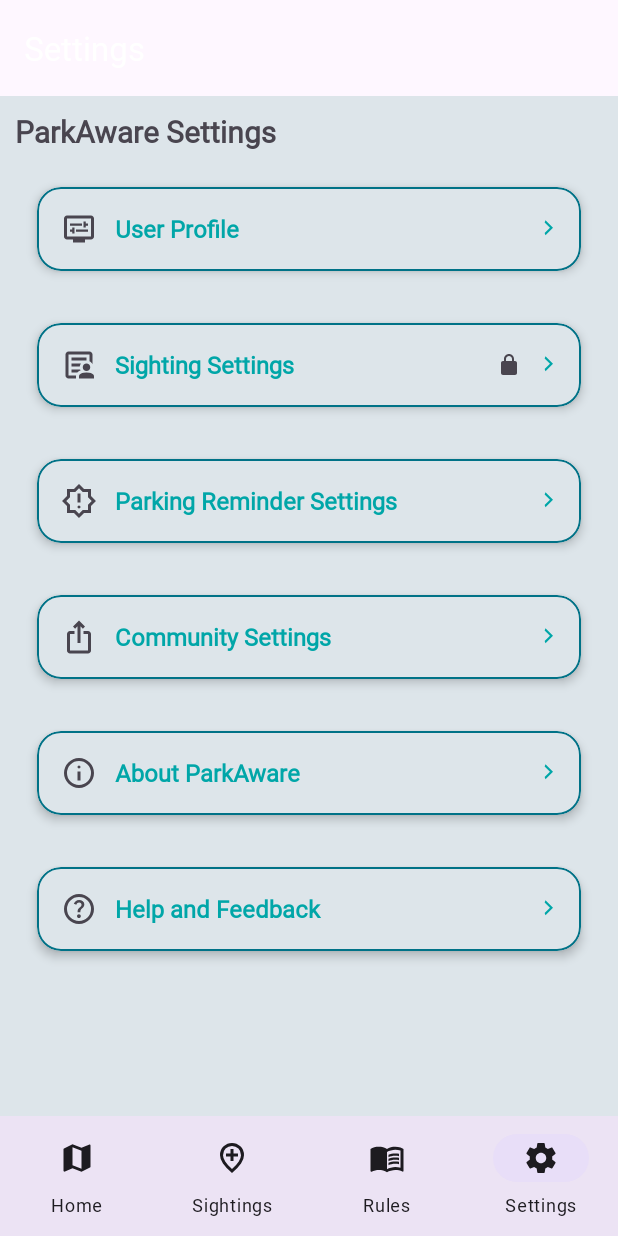
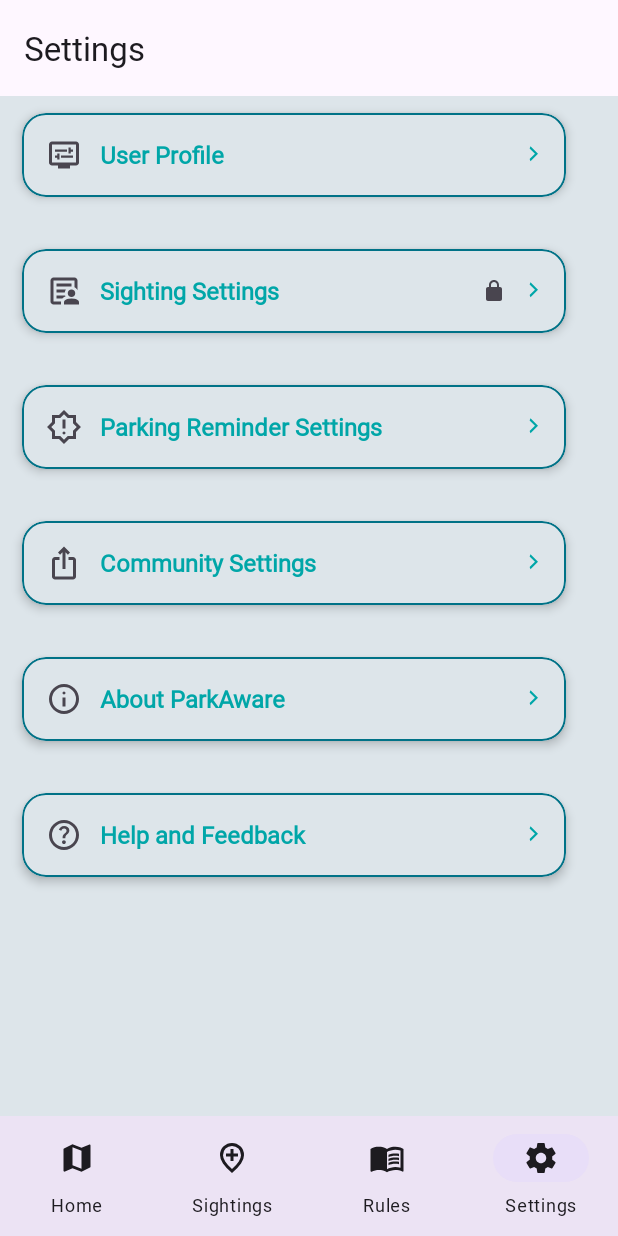
Before and after one commit to kilovativedesigns/ParkAware, an Android app: the screen it shows after launch (MainActivity), item 4 of the bottom bar chosen, on a phone screen of 412 x 824 dp. Run offline under Robolectric (Android 15) with nearby library versions, the phone set to English and light mode, and no system bars; our stand-ins replace Firebase (no records; nobody signed in at launch, a user with empty details on screens opened directly), navigation-ui.

Commit message:
Updated files.

```diff
--- a/Android/ParkAware/app/src/main/java/com/kilovativedesigns/parkaware/MainActivity.kt
+++ b/Android/ParkAware/app/src/main/java/com/kilovativedesigns/parkaware/MainActivity.kt
@@ -6,6 +6,7 @@
 import android.os.Bundle
 import android.view.View
 import androidx.appcompat.app.AppCompatActivity
+import androidx.core.content.ContextCompat
 import androidx.core.view.ViewCompat
 import androidx.core.view.WindowCompat
 import androidx.core.view.WindowInsetsCompat
@@ -34,20 +35,18 @@
         binding = ActivityMainBinding.inflate(layoutInflater)
         setContentView(binding.root)
 
-        // Nav setup
+        // Nav controller
         val navHost = supportFragmentManager
             .findFragmentById(R.id.nav_host_fragment) as NavHostFragment
         navController = navHost.navController
 
-        // Top-level destinations (no up arrow)
+        // Top-level tabs (no Up arrow there)
         appBarConfig = AppBarConfiguration(
             setOf(R.id.tab_home, R.id.tab_sightings, R.id.tab_rules, R.id.tab_settings)
         )
 
-        // Wire toolbar to NavController (for navigation/back arrow)
+        // Hook toolbar + bottom nav to NavController
         NavigationUI.setupWithNavController(binding.topAppBar, navController, appBarConfig)
-
-        // Wire bottom nav to NavController
         NavigationUI.setupWithNavController(binding.bottomNav, navController)
 
         // System bar icon contrast
@@ -57,71 +56,38 @@
             isAppearanceLightNavigationBars = !isDark
         }
 
-        // ----- Window Insets handling -----
-        val navHostView = findViewById<View>(R.id.nav_host_fragment)
-
-        var lastTop = 0
-        var lastLeft = 0
-        var lastRight = 0
-        var lastBottom = 0
-
-        // Toolbar gets TOP inset when visible
-        ViewCompat.setOnApplyWindowInsetsListener(binding.topAppBar) { v, insets ->
-            val bars = insets.getInsets(WindowInsetsCompat.Type.systemBars())
-            lastTop = bars.top; lastLeft = bars.left; lastRight = bars.right; lastBottom = bars.bottom
-            if (binding.topAppBar.visibility == View.VISIBLE) {
-                v.updatePadding(top = bars.top, left = bars.left, right = bars.right)
-            } else {
-                v.setPadding(0, 0, 0, 0)
-            }
+        // Insets: status bar -> app bar padding; gesture bar -> bottom nav padding
+        ViewCompat.setOnApplyWindowInsetsListener(binding.appBar) { v, insets ->
+            val sys = insets.getInsets(WindowInsetsCompat.Type.statusBars())
+            v.updatePadding(top = sys.top)
+            insets
+        }
+        ViewCompat.setOnApplyWindowInsetsListener(binding.bottomNav) { v, insets ->
+            val sys = insets.getInsets(WindowInsetsCompat.Type.navigationBars())
+            v.updatePadding(left = sys.left, right = sys.right, bottom = sys.bottom)
             insets
         }
 
-        // Content gets side/bottom always; gets TOP only when toolbar is hidden
-        ViewCompat.setOnApplyWindowInsetsListener(navHostView) { v, insets ->
-            val bars = insets.getInsets(WindowInsetsCompat.Type.systemBars())
-            val giveTopToContent = binding.topAppBar.visibility != View.VISIBLE
-            v.updatePadding(
-                left = bars.left,
-                right = bars.right,
-                bottom = bars.bottom,
-                top = if (giveTopToContent) bars.top else 0
-            )
-            insets
-        }
-
-        // Bottom nav gets bottom inset (for gesture nav)
-        ViewCompat.setOnApplyWindowInsetsListener(binding.bottomNav) { v, insets ->
-            val bars = insets.getInsets(WindowInsetsCompat.Type.systemBars())
-            v.updatePadding(left = bars.left, right = bars.right, bottom = bars.bottom)
-            insets
-        }
-        // ----------------------------------
-
-        // Show/hide toolbar on destination changes + set the title explicitly
-        navController.addOnDestinationChangedListener { _, destination, arguments ->
+        // Robust titles + show/hide toolbar on destinations
+        navController.addOnDestinationChangedListener { _, destination, args ->
             val showToolbar = destination.id != R.id.tab_home
             binding.topAppBar.visibility = if (showToolbar) View.VISIBLE else View.GONE
-            binding.topAppBar.setTitleTextColor(
-                androidx.core.content.ContextCompat.getColor(this, android.R.color.white)
-            )
 
-            // Force title so it never shows blank (handles labels like "{title}")
-            val explicitTitle =
-                arguments?.getString("title")  // for educationDetailFragment
-                    ?: destination.label?.toString()
-                    ?: ""
+            // Prefer arg "title" (e.g., detail screens), otherwise label, otherwise fallback by id
+            val computedTitle =
+                args?.getString("title")?.takeIf { it.isNotBlank() }
+                    ?: destination.label?.toString()?.takeIf { it.isNotBlank() }
+                    ?: when (destination.id) {
+                        R.id.tab_sightings -> getString(R.string.recent_sightings)
+                        R.id.tab_rules     -> getString(R.string.education)
+                        R.id.tab_settings  -> getString(R.string.settings_title)
+                        else               -> "" // Home shows no title
+                    }
 
-            binding.topAppBar.title = if (showToolbar) explicitTitle else ""
+            binding.topAppBar.title = if (showToolbar) computedTitle else ""
 
-            // Reapply insets depending on toolbar visibility
-            if (showToolbar) {
-                binding.topAppBar.updatePadding(top = lastTop, left = lastLeft, right = lastRight)
-                navHostView.updatePadding(top = 0, left = lastLeft, right = lastRight, bottom = lastBottom)
-            } else {
-                binding.topAppBar.setPadding(0, 0, 0, 0)
-                navHostView.updatePadding(top = lastTop, left = lastLeft, right = lastRight, bottom = lastBottom)
-            }
+            // (Optional) If you ever suspect theme issues, uncomment to force a visible color:
+            // binding.topAppBar.setTitleTextColor(ContextCompat.getColor(this, android.R.color.white))
         }
     }
 
--- a/Android/ParkAware/app/src/main/res/layout/activity_main.xml
+++ b/Android/ParkAware/app/src/main/res/layout/activity_main.xml
@@ -24,7 +24,7 @@
             app:titleTextAppearance="@style/TextAppearance.Material3.TitleLarge"
             app:titleTextColor="?attr/colorOnSurface"
             app:navigationIconTint="?attr/colorOnSurface" />
-    </com.google.android.material.appbar.AppBarLayout>
+        </com.google.android.material.appbar.AppBarLayout>
 
     <!-- Bottom navigation -->
     <com.google.android.material.bottomnavigation.BottomNavigationView
--- a/Android/ParkAware/app/src/main/res/layout/fragment_education.xml
+++ b/Android/ParkAware/app/src/main/res/layout/fragment_education.xml
@@ -15,7 +15,7 @@
         android:id="@+id/edu_list"
         android:layout_width="match_parent"
         android:layout_height="match_parent"
-        android:layout_marginTop="12dp"
+        android:layout_marginTop="0dp"
         android:background="@color/pa_background"
         android:baselineAligned="false"
         android:clipToPadding="false"
--- a/Android/ParkAware/app/src/main/res/layout/fragment_settings.xml
+++ b/Android/ParkAware/app/src/main/res/layout/fragment_settings.xml
@@ -5,25 +5,18 @@
     android:layout_height="match_parent"
     android:background="@color/pa_background"
     android:orientation="vertical"
-    android:padding="10dp"
+    android:padding="0dp"
     tools:ignore="ExtraText">
     android:fitsSystemWindows="true">
 
     <!-- Screen title -->
-    <TextView
-        android:id="@+id/header"
-        android:layout_width="wrap_content"
-        android:layout_height="wrap_content"
-        android:text="ParkAware Settings"
-        android:textSize="20sp"
-        android:textStyle="bold" />
 
     <!-- The list the fragment code expects -->
     <androidx.recyclerview.widget.RecyclerView
         android:id="@+id/list"
         android:layout_width="392dp"
         android:layout_height="match_parent"
-        android:layout_marginTop="12dp"
+        android:layout_marginTop="0dp"
         android:baselineAligned="false"
         android:clipToPadding="false"
         android:paddingLeft="5dp"
--- a/Android/ParkAware/app/src/main/res/layout/fragment_sightings.xml
+++ b/Android/ParkAware/app/src/main/res/layout/fragment_sightings.xml
@@ -24,7 +24,7 @@
             android:layout_width="match_parent"
             android:layout_height="match_parent"
             android:clipToPadding="false"
-            android:padding="8dp"
+            android:padding="0dp"
             android:visibility="gone" />
 
         <!-- Progress -->
```
